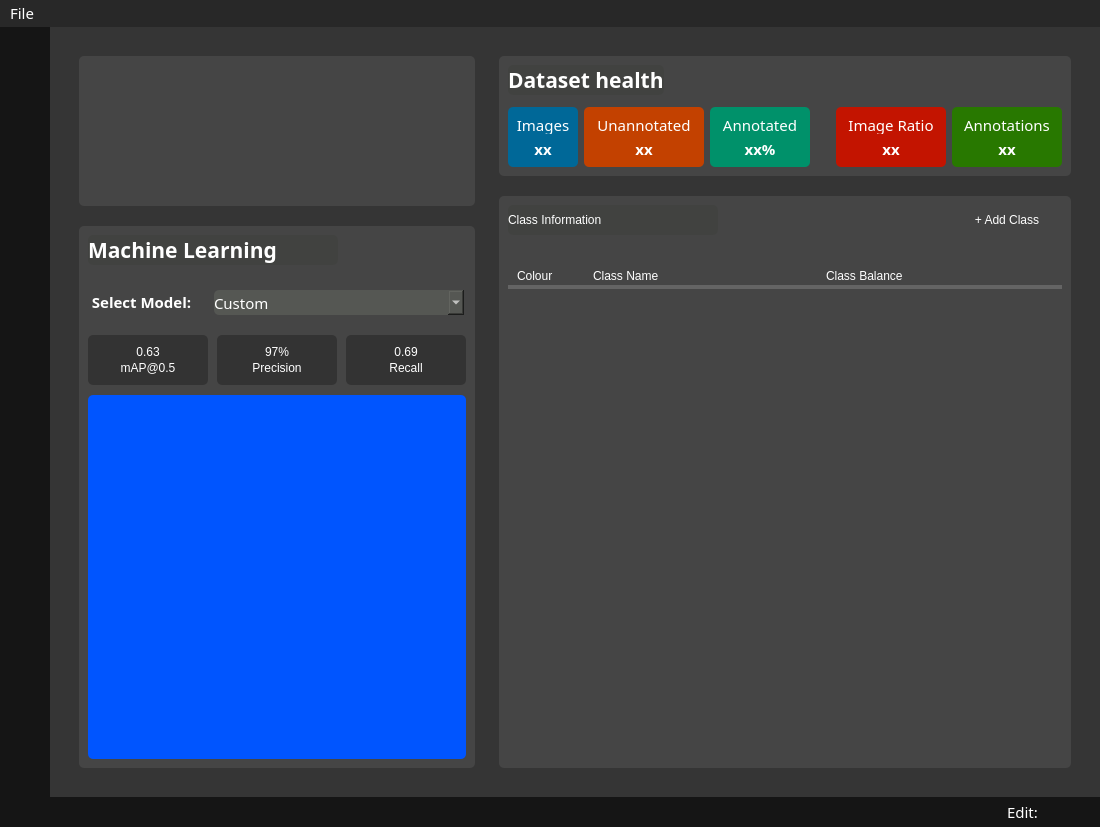
Lachie1011/YoloAnt, file yoloAnt.ui: the form before one commit.
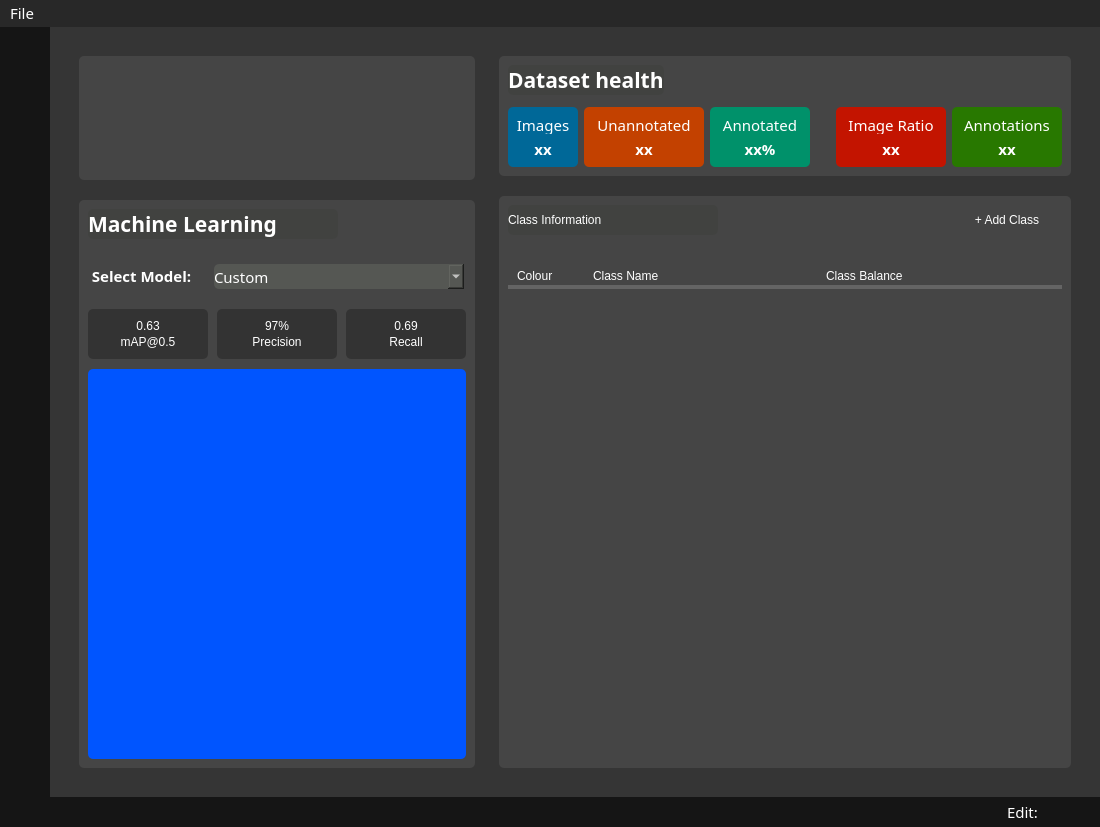
The form after the commit. The open tabs and pages were chosen to show the change. Icons and pictures are not drawn. Custom widgets are drawn as their Qt base class.

```diff
--- a/yoloAnt.ui
+++ b/yoloAnt.ui
@@ -2047,19 +2047,6 @@
                          </property>
                         </widget>
                        </item>
-                       <item>
-                        <spacer name="verticalSpacer_15">
-                         <property name="orientation">
-                          <enum>Qt::Vertical</enum>
-                         </property>
-                         <property name="sizeHint" stdset="0">
-                          <size>
-                           <width>20</width>
-                           <height>40</height>
-                          </size>
-                         </property>
-                        </spacer>
-                       </item>
                       </layout>
                      </widget>
                     </item>
```
Left out of the diff: 2 changed lines with no effect on the pictures.
